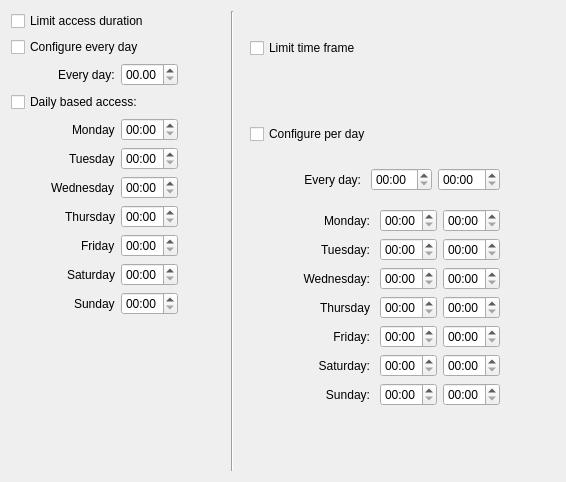
timekpr/clepsydra, file clepsydra/app/ui/limits.ui: the form before one commit.
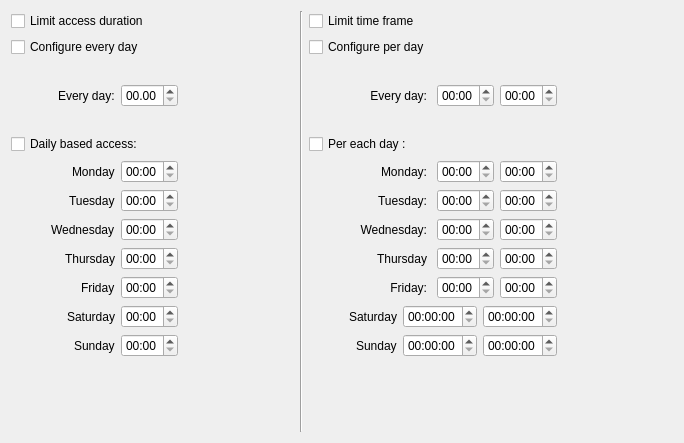
The form after the commit.

Commit message: finish ui layout change

```diff
--- a/clepsydra/app/ui/limits.ui
+++ b/clepsydra/app/ui/limits.ui
@@ -6,8 +6,8 @@
    <rect>
     <x>0</x>
     <y>0</y>
-    <width>566</width>
-    <height>482</height>
+    <width>684</width>
+    <height>443</height>
    </rect>
   </property>
   <property name="sizePolicy">
@@ -26,19 +26,6 @@
    <string>Form</string>
   </property>
   <layout class="QGridLayout" name="gridLayout_4">
-   <item row="6" column="5">
-    <spacer name="horizontalSpacer">
-     <property name="orientation">
-      <enum>Qt::Horizontal</enum>
-     </property>
-     <property name="sizeHint" stdset="0">
-      <size>
-       <width>40</width>
-       <height>20</height>
-      </size>
-     </property>
-    </spacer>
-   </item>
    <item row="1" column="0">
     <widget class="QCheckBox" name="checkBox">
      <property name="text">
@@ -46,21 +33,18 @@
      </property>
     </widget>
    </item>
-   <item row="6" column="3">
-    <spacer name="horizontalSpacer_5">
-     <property name="orientation">
-      <enum>Qt::Horizontal</enum>
+   <item row="0" column="3">
+    <widget class="QCheckBox" name="ckBound">
+     <property name="enabled">
+      <bool>true</bool>
      </property>
-     <property name="sizeType">
-      <enum>QSizePolicy::Fixed</enum>
+     <property name="layoutDirection">
+      <enum>Qt::LeftToRight</enum>
      </property>
-     <property name="sizeHint" stdset="0">
-      <size>
-       <width>10</width>
-       <height>163</height>
-      </size>
+     <property name="text">
+      <string>Limit time frame</string>
      </property>
-    </spacer>
+    </widget>
    </item>
    <item row="0" column="0">
     <widget class="QCheckBox" name="ckLimit">
@@ -96,518 +80,22 @@
       <property name="verticalSpacing">
        <number>0</number>
       </property>
-      <item row="0" column="0" colspan="3">
-       <widget class="QCheckBox" name="ckBoundDay">
-        <property name="enabled">
-         <bool>true</bool>
-        </property>
-        <property name="layoutDirection">
-         <enum>Qt::LeftToRight</enum>
-        </property>
-        <property name="text">
-         <string>Configure per day</string>
-        </property>
-       </widget>
-      </item>
-      <item row="1" column="1" colspan="3">
-       <spacer name="verticalSpacer_7">
-        <property name="orientation">
-         <enum>Qt::Vertical</enum>
-        </property>
-        <property name="sizeType">
-         <enum>QSizePolicy::Fixed</enum>
-        </property>
-        <property name="sizeHint" stdset="0">
-         <size>
-          <width>20</width>
-          <height>15</height>
-         </size>
-        </property>
-       </spacer>
-      </item>
-      <item row="2" column="1" colspan="3">
-       <widget class="QWidget" name="wgBoundEveryDay" native="true">
-        <layout class="QHBoxLayout" name="horizontalLayout">
-         <item>
-          <widget class="QLabel" name="lbLimit_8">
-           <property name="minimumSize">
-            <size>
-             <width>0</width>
-             <height>23</height>
-            </size>
-           </property>
-           <property name="text">
-            <string>Every day:</string>
-           </property>
-           <property name="alignment">
-            <set>Qt::AlignRight|Qt::AlignTrailing|Qt::AlignVCenter</set>
-           </property>
-           <property name="margin">
-            <number>0</number>
-           </property>
-           <property name="indent">
-            <number>4</number>
-           </property>
-          </widget>
-         </item>
-         <item>
-          <widget class="QTimeEdit" name="sbFrom_7">
-           <property name="enabled">
-            <bool>true</bool>
-           </property>
-           <property name="maximumSize">
-            <size>
-             <width>16777215</width>
-             <height>16777215</height>
-            </size>
-           </property>
-           <property name="displayFormat">
-            <string>hh:mm</string>
-           </property>
-          </widget>
-         </item>
-         <item>
-          <widget class="QTimeEdit" name="sbTo_7">
-           <property name="enabled">
-            <bool>true</bool>
-           </property>
-           <property name="maximumSize">
-            <size>
-             <width>16777215</width>
-             <height>16777215</height>
-            </size>
-           </property>
-           <property name="displayFormat">
-            <string>hh:mm</string>
-           </property>
-          </widget>
-         </item>
-        </layout>
-       </widget>
-      </item>
-      <item row="3" column="0" rowspan="2">
-       <spacer name="horizontalSpacer_7">
-        <property name="orientation">
-         <enum>Qt::Horizontal</enum>
-        </property>
-        <property name="sizeType">
-         <enum>QSizePolicy::Fixed</enum>
-        </property>
-        <property name="sizeHint" stdset="0">
-         <size>
-          <width>20</width>
-          <height>48</height>
-         </size>
-        </property>
-       </spacer>
-      </item>
-      <item row="3" column="1" colspan="3">
-       <layout class="QVBoxLayout" name="lyBoundWeek">
-        <property name="spacing">
-         <number>0</number>
-        </property>
-        <item>
-         <widget class="QWidget" name="wgBoundWeek" native="true">
-          <layout class="QGridLayout" name="gridLayout_2">
-           <item row="0" column="0">
-            <widget class="QLabel" name="lbLimit_10">
-             <property name="minimumSize">
-              <size>
-               <width>0</width>
-               <height>23</height>
-              </size>
-             </property>
-             <property name="text">
-              <string>Monday:</string>
-             </property>
-             <property name="alignment">
-              <set>Qt::AlignRight|Qt::AlignTrailing|Qt::AlignVCenter</set>
-             </property>
-             <property name="margin">
-              <number>0</number>
-             </property>
-             <property name="indent">
-              <number>4</number>
-             </property>
-            </widget>
-           </item>
-           <item row="0" column="1">
-            <widget class="QTimeEdit" name="sbFrom_1">
-             <property name="enabled">
-              <bool>true</bool>
-             </property>
-             <property name="maximumSize">
-              <size>
-               <width>16777215</width>
-               <height>16777215</height>
-              </size>
-             </property>
-             <property name="displayFormat">
-              <string>hh:mm</string>
-             </property>
-            </widget>
-           </item>
-           <item row="0" column="2">
-            <widget class="QTimeEdit" name="sbTo_1">
-             <property name="enabled">
-              <bool>true</bool>
-             </property>
-             <property name="maximumSize">
-              <size>
-               <width>16777215</width>
-               <height>16777215</height>
-              </size>
-             </property>
-             <property name="displayFormat">
-              <string>hh:mm</string>
-             </property>
-            </widget>
-           </item>
-           <item row="1" column="0">
-            <widget class="QLabel" name="lbLimit_11">
-             <property name="minimumSize">
-              <size>
-               <width>0</width>
-               <height>23</height>
-              </size>
-             </property>
-             <property name="text">
-              <string>Tuesday:</string>
-             </property>
-             <property name="alignment">
-              <set>Qt::AlignRight|Qt::AlignTrailing|Qt::AlignVCenter</set>
-             </property>
-             <property name="margin">
-              <number>0</number>
-             </property>
-             <property name="indent">
-              <number>4</number>
-             </property>
-            </widget>
-           </item>
-           <item row="1" column="1">
-            <widget class="QTimeEdit" name="sbFrom_2">
-             <property name="enabled">
-              <bool>true</bool>
-             </property>
-             <property name="maximumSize">
-              <size>
-               <width>16777215</width>
-               <height>16777215</height>
-              </size>
-             </property>
-             <property name="displayFormat">
-              <string>hh:mm</string>
-             </property>
-            </widget>
-           </item>
-           <item row="2" column="1">
-            <widget class="QTimeEdit" name="sbFrom_3">
-             <property name="enabled">
-              <bool>true</bool>
-             </property>
-             <property name="maximumSize">
-              <size>
-               <width>16777215</width>
-               <height>16777215</height>
-              </size>
-             </property>
-             <property name="displayFormat">
-              <string>hh:mm</string>
-             </property>
-            </widget>
-           </item>
-           <item row="1" column="2">
-            <widget class="QTimeEdit" name="sbTo_2">
-             <property name="enabled">
-              <bool>true</bool>
-             </property>
-             <property name="maximumSize">
-              <size>
-               <width>16777215</width>
-               <height>16777215</height>
-              </size>
-             </property>
-             <property name="displayFormat">
-              <string>hh:mm</string>
-             </property>
-            </widget>
-           </item>
-           <item row="2" column="2">
-            <widget class="QTimeEdit" name="sbTo_3">
-             <property name="enabled">
-              <bool>true</bool>
-             </property>
-             <property name="maximumSize">
-              <size>
-               <width>16777215</width>
-               <height>16777215</height>
-              </size>
-             </property>
-             <property name="displayFormat">
-              <string>hh:mm</string>
-             </property>
-            </widget>
-           </item>
-           <item row="2" column="0">
-            <widget class="QLabel" name="lbLimit_12">
-             <property name="minimumSize">
-              <size>
-               <width>0</width>
-               <height>23</height>
-              </size>
-             </property>
-             <property name="text">
-              <string>Wednesday:</string>
-             </property>
-             <property name="alignment">
-              <set>Qt::AlignRight|Qt::AlignTrailing|Qt::AlignVCenter</set>
-             </property>
-             <property name="margin">
-              <number>0</number>
-             </property>
-             <property name="indent">
-              <number>4</number>
-             </property>
-            </widget>
-           </item>
-           <item row="3" column="2">
-            <widget class="QTimeEdit" name="sbTo_4">
-             <property name="enabled">
-              <bool>true</bool>
-             </property>
-             <property name="maximumSize">
-              <size>
-               <width>16777215</width>
-               <height>16777215</height>
-              </size>
-             </property>
-             <property name="displayFormat">
-              <string>hh:mm</string>
-             </property>
-            </widget>
-           </item>
-           <item row="3" column="0">
-            <widget class="QLabel" name="lbLimit_13">
-             <property name="minimumSize">
-              <size>
-               <width>0</width>
-               <height>23</height>
-              </size>
-             </property>
-             <property name="text">
-              <string>Thursday</string>
-             </property>
-             <property name="alignment">
-              <set>Qt::AlignRight|Qt::AlignTrailing|Qt::AlignVCenter</set>
-             </property>
-             <property name="margin">
-              <number>0</number>
-             </property>
-             <property name="indent">
-              <number>4</number>
-             </property>
-            </widget>
-           </item>
-           <item row="3" column="1">
-            <widget class="QTimeEdit" name="sbFrom_4">
-             <property name="enabled">
-              <bool>true</bool>
-             </property>
-             <property name="maximumSize">
-              <size>
-               <width>16777215</width>
-               <height>16777215</height>
-              </size>
-             </property>
-             <property name="displayFormat">
-              <string>hh:mm</string>
-             </property>
-            </widget>
-           </item>
-           <item row="4" column="1">
-            <widget class="QTimeEdit" name="sbFrom_5">
-             <property name="enabled">
-              <bool>true</bool>
-             </property>
-             <property name="maximumSize">
-              <size>
-               <width>16777215</width>
-               <height>16777215</height>
-              </size>
-             </property>
-             <property name="displayFormat">
-              <string>hh:mm</string>
-             </property>
-            </widget>
-           </item>
-           <item row="4" column="0">
-            <widget class="QLabel" name="lbLimit_14">
-             <property name="minimumSize">
-              <size>
-               <width>0</width>
-               <height>23</height>
-              </size>
-             </property>
-             <property name="text">
-              <string>Friday:</string>
-             </property>
-             <property name="alignment">
-              <set>Qt::AlignRight|Qt::AlignTrailing|Qt::AlignVCenter</set>
-             </property>
-             <property name="margin">
-              <number>0</number>
-             </property>
-             <property name="indent">
-              <number>4</number>
-             </property>
-            </widget>
-           </item>
-           <item row="4" column="2">
-            <widget class="QTimeEdit" name="sbTo_5">
-             <property name="enabled">
-              <bool>true</bool>
-             </property>
-             <property name="maximumSize">
-              <size>
-               <width>16777215</width>
-               <height>16777215</height>
-              </size>
-             </property>
-             <property name="displayFormat">
-              <string>hh:mm</string>
-             </property>
-            </widget>
-           </item>
-           <item row="5" column="1">
-            <widget class="QTimeEdit" name="sbFrom_6">
-             <property name="enabled">
-              <bool>true</bool>
-             </property>
-             <property name="maximumSize">
-              <size>
-               <width>16777215</width>
-               <height>16777215</height>
-              </size>
-             </property>
-             <property name="displayFormat">
-              <string>hh:mm</string>
-             </property>
-            </widget>
-           </item>
-           <item row="5" column="0">
-            <widget class="QLabel" name="lbLimit_15">
-             <property name="minimumSize">
-              <size>
-               <width>0</width>
-               <height>23</height>
-              </size>
-             </property>
-             <property name="text">
-              <string>Saturday:</string>
-             </property>
-             <property name="alignment">
-              <set>Qt::AlignRight|Qt::AlignTrailing|Qt::AlignVCenter</set>
-             </property>
-             <property name="margin">
-              <number>0</number>
-             </property>
-             <property name="indent">
-              <number>4</number>
-             </property>
-            </widget>
-           </item>
-           <item row="5" column="2">
-            <widget class="QTimeEdit" name="sbTo_6">
-             <property name="enabled">
-              <bool>true</bool>
-             </property>
-             <property name="maximumSize">
-              <size>
-               <width>16777215</width>
-               <height>16777215</height>
-              </size>
-             </property>
-             <property name="displayFormat">
-              <string>hh:mm</string>
-             </property>
-            </widget>
-           </item>
-           <item row="7" column="0">
-            <widget class="QLabel" name="lbLimit_9">
-             <property name="minimumSize">
-              <size>
-               <width>0</width>
-               <height>23</height>
-              </size>
-             </property>
-             <property name="text">
-              <string>Sunday:</string>
-             </property>
-             <property name="alignment">
-              <set>Qt::AlignRight|Qt::AlignTrailing|Qt::AlignVCenter</set>
-             </property>
-             <property name="margin">
-              <number>0</number>
-             </property>
-             <property name="indent">
-              <number>4</number>
-             </property>
-            </widget>
-           </item>
-           <item row="7" column="1">
-            <widget class="QTimeEdit" name="sbFrom_0">
-             <property name="enabled">
-              <bool>true</bool>
-             </property>
-             <property name="maximumSize">
-              <size>
-               <width>16777215</width>
-               <height>16777215</height>
-              </size>
-             </property>
-             <property name="displayFormat">
-              <string>hh:mm</string>
-             </property>
-            </widget>
-           </item>
-           <item row="7" column="2">
-            <widget class="QTimeEdit" name="sbTo_0">
-             <property name="enabled">
-              <bool>true</bool>
-             </property>
-             <property name="maximumSize">
-              <size>
-               <width>16777215</width>
-               <height>16777215</height>
-              </size>
-             </property>
-             <property name="displayFormat">
-              <string>hh:mm</string>
-             </property>
-            </widget>
-           </item>
-          </layout>
-         </widget>
-        </item>
-       </layout>
-      </item>
-      <item row="4" column="1" colspan="3">
-       <spacer name="verticalSpacer_2">
-        <property name="orientation">
-         <enum>Qt::Vertical</enum>
-        </property>
-        <property name="sizeHint" stdset="0">
-         <size>
-          <width>20</width>
-          <height>40</height>
-         </size>
-        </property>
-       </spacer>
-      </item>
      </layout>
     </widget>
    </item>
+   <item row="1" column="3">
+    <widget class="QCheckBox" name="ckBoundDay">
+     <property name="enabled">
+      <bool>true</bool>
+     </property>
+     <property name="layoutDirection">
+      <enum>Qt::LeftToRight</enum>
+     </property>
+     <property name="text">
+      <string>Configure per day</string>
+     </property>
+    </widget>
+   </item>
    <item row="2" column="0" rowspan="2">
     <layout class="QHBoxLayout" name="accConfEveryDay">
      <item>
@@ -639,6 +127,90 @@
      </item>
     </layout>
    </item>
+   <item row="6" column="5">
+    <spacer name="horizontalSpacer_7">
+     <property name="orientation">
+      <enum>Qt::Horizontal</enum>
+     </property>
+     <property name="sizeHint" stdset="0">
+      <size>
+       <width>20</width>
+       <height>20</height>
+      </size>
+     </property>
+    </spacer>
+   </item>
+   <item row="2" column="3" rowspan="2" colspan="2">
+    <layout class="QHBoxLayout" name="horizontalLayout_3">
+     <item>
+      <spacer name="horizontalSpacer_13">
+       <property name="orientation">
+        <enum>Qt::Horizontal</enum>
+       </property>
+       <property name="sizeHint" stdset="0">
+        <size>
+         <width>20</width>
+         <height>20</height>
+        </size>
+       </property>
+      </spacer>
+     </item>
+     <item>
+      <widget class="QLabel" name="lbLimit_8">
+       <property name="minimumSize">
+        <size>
+         <width>0</width>
+         <height>23</height>
+        </size>
+       </property>
+       <property name="text">
+        <string>Every day:</string>
+       </property>
+       <property name="alignment">
+        <set>Qt::AlignRight|Qt::AlignTrailing|Qt::AlignVCenter</set>
+       </property>
+       <property name="margin">
+        <number>0</number>
+       </property>
+       <property name="indent">
+        <number>4</number>
+       </property>
+      </widget>
+     </item>
+     <item>
+      <widget class="QTimeEdit" name="sbFrom_7">
+       <property name="enabled">
+        <bool>true</bool>
+       </property>
+       <property name="maximumSize">
+        <size>
+         <width>16777215</width>
+         <height>16777215</height>
+        </size>
+       </property>
+       <property name="displayFormat">
+        <string>hh:mm</string>
+       </property>
+      </widget>
+     </item>
+     <item>
+      <widget class="QTimeEdit" name="sbTo_7">
+       <property name="enabled">
+        <bool>true</bool>
+       </property>
+       <property name="maximumSize">
+        <size>
+         <width>16777215</width>
+         <height>16777215</height>
+        </size>
+       </property>
+       <property name="displayFormat">
+        <string>hh:mm</string>
+       </property>
+      </widget>
+     </item>
+    </layout>
+   </item>
    <item row="5" column="0" rowspan="2">
     <layout class="QVBoxLayout" name="verticalLayout">
      <item>
@@ -873,19 +445,6 @@
      </item>
     </layout>
    </item>
-   <item row="0" column="4" rowspan="4">
-    <widget class="QCheckBox" name="ckBound">
-     <property name="enabled">
-      <bool>true</bool>
-     </property>
-     <property name="layoutDirection">
-      <enum>Qt::LeftToRight</enum>
-     </property>
-     <property name="text">
-      <string>Limit time frame</string>
-     </property>
-    </widget>
-   </item>
    <item row="6" column="1">
     <spacer name="horizontalSpacer_4">
      <property name="orientation">
@@ -922,8 +481,444 @@
      </property>
     </widget>
    </item>
-   <item row="7" column="0">
-    <layout class="QHBoxLayout" name="horizontalLayout_7"/>
+   <item row="4" column="3">
+    <widget class="QCheckBox" name="checkBox_2">
+     <property name="text">
+      <string>Per each day :</string>
+     </property>
+    </widget>
+   </item>
+   <item row="5" column="3" rowspan="2" colspan="2">
+    <layout class="QVBoxLayout" name="verticalLayout_3">
+     <item>
+      <layout class="QHBoxLayout" name="horizontalLayout">
+       <item>
+        <spacer name="horizontalSpacer">
+         <property name="orientation">
+          <enum>Qt::Horizontal</enum>
+         </property>
+         <property name="sizeHint" stdset="0">
+          <size>
+           <width>20</width>
+           <height>20</height>
+          </size>
+         </property>
+        </spacer>
+       </item>
+       <item>
+        <widget class="QLabel" name="lbLimit_10">
+         <property name="minimumSize">
+          <size>
+           <width>0</width>
+           <height>23</height>
+          </size>
+         </property>
+         <property name="text">
+          <string>Monday:</string>
+         </property>
+         <property name="alignment">
+          <set>Qt::AlignRight|Qt::AlignTrailing|Qt::AlignVCenter</set>
+         </property>
+         <property name="margin">
+          <number>0</number>
+         </property>
+         <property name="indent">
+          <number>4</number>
+         </property>
+        </widget>
+       </item>
+       <item>
+        <widget class="QTimeEdit" name="sbFrom_1">
+         <property name="enabled">
+          <bool>true</bool>
+         </property>
+         <property name="maximumSize">
+          <size>
+           <width>16777215</width>
+           <height>16777215</height>
+          </size>
+         </property>
+         <property name="displayFormat">
+          <string>hh:mm</string>
+         </property>
+        </widget>
+       </item>
+       <item>
+        <widget class="QTimeEdit" name="sbTo_1">
+         <property name="enabled">
+          <bool>true</bool>
+         </property>
+         <property name="maximumSize">
+          <size>
+           <width>16777215</width>
+           <height>16777215</height>
+          </size>
+         </property>
+         <property name="displayFormat">
+          <string>hh:mm</string>
+         </property>
+        </widget>
+       </item>
+      </layout>
+     </item>
+     <item>
+      <layout class="QHBoxLayout" name="horizontalLayout_6">
+       <item>
+        <spacer name="horizontalSpacer_5">
+         <property name="orientation">
+          <enum>Qt::Horizontal</enum>
+         </property>
+         <property name="sizeHint" stdset="0">
+          <size>
+           <width>20</width>
+           <height>20</height>
+          </size>
+         </property>
+        </spacer>
+       </item>
+       <item>
+        <widget class="QLabel" name="lbLimit_11">
+         <property name="minimumSize">
+          <size>
+           <width>0</width>
+           <height>23</height>
+          </size>
+         </property>
+         <property name="text">
+          <string>Tuesday:</string>
+         </property>
+         <property name="alignment">
+          <set>Qt::AlignRight|Qt::AlignTrailing|Qt::AlignVCenter</set>
+         </property>
+         <property name="margin">
+          <number>0</number>
+         </property>
+         <property name="indent">
+          <number>4</number>
+         </property>
+        </widget>
+       </item>
+       <item>
+        <widget class="QTimeEdit" name="sbFrom_2">
+         <property name="enabled">
+          <bool>true</bool>
+         </property>
+         <property name="maximumSize">
+          <size>
+           <width>16777215</width>
+           <height>16777215</height>
+          </size>
+         </property>
+         <property name="displayFormat">
+          <string>hh:mm</string>
+         </property>
+        </widget>
+       </item>
+       <item>
+        <widget class="QTimeEdit" name="sbTo_2">
+         <property name="enabled">
+          <bool>true</bool>
+         </property>
+         <property name="maximumSize">
+          <size>
+           <width>16777215</width>
+           <height>16777215</height>
+          </size>
+         </property>
+         <property name="displayFormat">
+          <string>hh:mm</string>
+         </property>
+        </widget>
+       </item>
+      </layout>
+     </item>
+     <item>
+      <layout class="QHBoxLayout" name="horizontalLayout_7">
+       <item>
+        <spacer name="horizontalSpacer_14">
+         <property name="orientation">
+          <enum>Qt::Horizontal</enum>
+         </property>
+         <property name="sizeHint" stdset="0">
+          <size>
+           <width>20</width>
+           <height>20</height>
+          </size>
+         </property>
+        </spacer>
+       </item>
+       <item>
+        <widget class="QLabel" name="lbLimit_12">
+         <property name="minimumSize">
+          <size>
+           <width>0</width>
+           <height>23</height>
+          </size>
+         </property>
+         <property name="text">
+          <string>Wednesday:</string>
+         </property>
+         <property name="alignment">
+          <set>Qt::AlignRight|Qt::AlignTrailing|Qt::AlignVCenter</set>
+         </property>
+         <property name="margin">
+          <number>0</number>
+         </property>
+         <property name="indent">
+          <number>4</number>
+         </property>
+        </widget>
+       </item>
+       <item>
+        <widget class="QTimeEdit" name="sbTo_3">
+         <property name="enabled">
+          <bool>true</bool>
+         </property>
+         <property name="maximumSize">
+          <size>
+           <width>16777215</width>
+           <height>16777215</height>
+          </size>
+         </property>
+         <property name="displayFormat">
+          <string>hh:mm</string>
+         </property>
+        </widget>
+       </item>
+       <item>
+        <widget class="QTimeEdit" name="sbFrom_3">
+         <property name="enabled">
+          <bool>true</bool>
+         </property>
+         <property name="maximumSize">
+          <size>
+           <width>16777215</width>
+           <height>16777215</height>
+          </size>
+         </property>
+         <property name="displayFormat">
+          <string>hh:mm</string>
+         </property>
+        </widget>
+       </item>
+      </layout>
+     </item>
+     <item>
+      <layout class="QHBoxLayout" name="horizontalLayout_9">
+       <item>
+        <spacer name="horizontalSpacer_15">
+         <property name="orientation">
+          <enum>Qt::Horizontal</enum>
+         </property>
+         <property name="sizeHint" stdset="0">
+          <size>
+           <width>40</width>
+           <height>20</height>
+          </size>
+         </property>
+        </spacer>
+       </item>
+       <item>
+        <widget class="QLabel" name="lbLimit_13">
+         <property name="minimumSize">
+          <size>
+           <width>0</width>
+           <height>23</height>
+          </size>
+         </property>
+         <property name="text">
+          <string>Thursday</string>
+         </property>
+         <property name="alignment">
+          <set>Qt::AlignRight|Qt::AlignTrailing|Qt::AlignVCenter</set>
+         </property>
+         <property name="margin">
+          <number>0</number>
+         </property>
+         <property name="indent">
+          <number>4</number>
+         </property>
+        </widget>
+       </item>
+       <item>
+        <widget class="QTimeEdit" name="sbFrom_4">
+         <property name="enabled">
+          <bool>true</bool>
+         </property>
+         <property name="maximumSize">
+          <size>
+           <width>16777215</width>
+           <height>16777215</height>
+          </size>
+         </property>
+         <property name="displayFormat">
+          <string>hh:mm</string>
+         </property>
+        </widget>
+       </item>
+       <item>
+        <widget class="QTimeEdit" name="sbTo_4">
+         <property name="enabled">
+          <bool>true</bool>
+         </property>
+         <property name="maximumSize">
+          <size>
+           <width>16777215</width>
+           <height>16777215</height>
+          </size>
+         </property>
+         <property name="displayFormat">
+          <string>hh:mm</string>
+         </property>
+        </widget>
+       </item>
+      </layout>
+     </item>
+     <item>
+      <layout class="QHBoxLayout" name="horizontalLayout_10">
+       <item>
+        <spacer name="horizontalSpacer_16">
+         <property name="orientation">
+          <enum>Qt::Horizontal</enum>
+         </property>
+         <property name="sizeHint" stdset="0">
+          <size>
+           <width>40</width>
+           <height>20</height>
+          </size>
+         </property>
+        </spacer>
+       </item>
+       <item>
+        <widget class="QLabel" name="lbLimit_14">
+         <property name="minimumSize">
+          <size>
+           <width>0</width>
+           <height>23</height>
+          </size>
+         </property>
+         <property name="text">
+          <string>Friday:</string>
+         </property>
+         <property name="alignment">
+          <set>Qt::AlignRight|Qt::AlignTrailing|Qt::AlignVCenter</set>
+         </property>
+         <property name="margin">
+          <number>0</number>
+         </property>
+         <property name="indent">
+          <number>4</number>
+         </property>
+        </widget>
+       </item>
+       <item>
+        <widget class="QTimeEdit" name="sbFrom_5">
+         <property name="enabled">
+          <bool>true</bool>
+         </property>
+         <property name="maximumSize">
+          <size>
+           <width>16777215</width>
+           <height>16777215</height>
+          </size>
+         </property>
+         <property name="displayFormat">
+          <string>hh:mm</string>
+         </property>
+        </widget>
+       </item>
+       <item>
+        <widget class="QTimeEdit" name="sbTo_5">
+         <property name="enabled">
+          <bool>true</bool>
+         </property>
+         <property name="maximumSize">
+          <size>
+           <width>16777215</width>
+           <height>16777215</height>
+          </size>
+         </property>
+         <property name="displayFormat">
+          <string>hh:mm</string>
+         </property>
+        </widget>
+       </item>
+      </layout>
+     </item>
+     <item>
+      <layout class="QHBoxLayout" name="horizontalLayout_11">
+       <item>
+        <spacer name="horizontalSpacer_17">
+         <property name="orientation">
+          <enum>Qt::Horizontal</enum>
+         </property>
+         <property name="sizeHint" stdset="0">
+          <size>
+           <width>40</width>
+           <height>20</height>
+          </size>
+         </property>
+        </spacer>
+       </item>
+       <item>
+        <widget class="QLabel" name="label">
+         <property name="text">
+          <string>Saturday</string>
+         </property>
+        </widget>
+       </item>
+       <item>
+        <widget class="QTimeEdit" name="timeEdit_2"/>
+       </item>
+       <item>
+        <widget class="QTimeEdit" name="timeEdit"/>
+       </item>
+      </layout>
+     </item>
+     <item>
+      <layout class="QHBoxLayout" name="horizontalLayout_12">
+       <item>
+        <spacer name="horizontalSpacer_18">
+         <property name="orientation">
+          <enum>Qt::Horizontal</enum>
+         </property>
+         <property name="sizeHint" stdset="0">
+          <size>
+           <width>40</width>
+           <height>20</height>
+          </size>
+         </property>
+        </spacer>
+       </item>
+       <item>
+        <widget class="QLabel" name="label_2">
+         <property name="text">
+          <string>Sunday</string>
+         </property>
+        </widget>
+       </item>
+       <item>
+        <widget class="QTimeEdit" name="timeEdit_4"/>
+       </item>
+       <item>
+        <widget class="QTimeEdit" name="timeEdit_3"/>
+       </item>
+      </layout>
+     </item>
+     <item>
+      <spacer name="verticalSpacer_2">
+       <property name="orientation">
+        <enum>Qt::Vertical</enum>
+       </property>
+       <property name="sizeHint" stdset="0">
+        <size>
+         <width>20</width>
+         <height>40</height>
+        </size>
+       </property>
+      </spacer>
+     </item>
+    </layout>
    </item>
   </layout>
  </widget>
```
